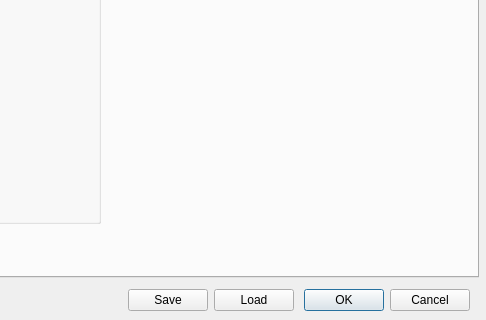
Qt form ui/rrtstardialog.ui (zohannn/motion_manager) before a commit; both pictures show x 372 to 858 and y 113 to 433 of the 858 by 433 pixel window.
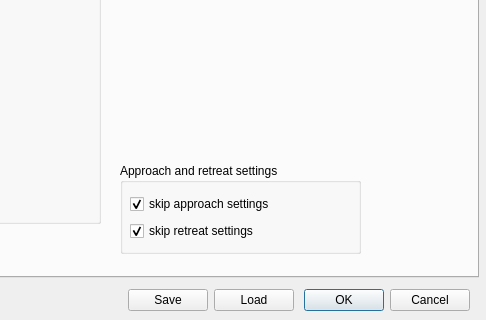
The same form after that commit.

What changed in the file:
```diff
--- a/ui/rrtstardialog.ui
+++ b/ui/rrtstardialog.ui
@@ -153,6 +153,51 @@
       </property>
      </widget>
     </widget>
+    <widget class="QGroupBox" name="groupBox_constraints_2">
+     <property name="geometry">
+      <rect>
+       <x>480</x>
+       <y>240</y>
+       <width>241</width>
+       <height>91</height>
+      </rect>
+     </property>
+     <property name="title">
+      <string>Approach and retreat settings</string>
+     </property>
+     <widget class="QWidget" name="layoutWidget_5">
+      <property name="geometry">
+       <rect>
+        <x>10</x>
+        <y>30</y>
+        <width>171</width>
+        <height>50</height>
+       </rect>
+      </property>
+      <layout class="QVBoxLayout" name="verticalLayout_26">
+       <item>
+        <widget class="QCheckBox" name="checkBox_approach">
+         <property name="text">
+          <string>skip approach settings</string>
+         </property>
+         <property name="checked">
+          <bool>true</bool>
+         </property>
+        </widget>
+       </item>
+       <item>
+        <widget class="QCheckBox" name="checkBox_retreat">
+         <property name="text">
+          <string>skip retreat settings</string>
+         </property>
+         <property name="checked">
+          <bool>true</bool>
+         </property>
+        </widget>
+       </item>
+      </layout>
+     </widget>
+    </widget>
    </widget>
    <widget class="QWidget" name="tab_pick">
     <attribute name="title">
```
